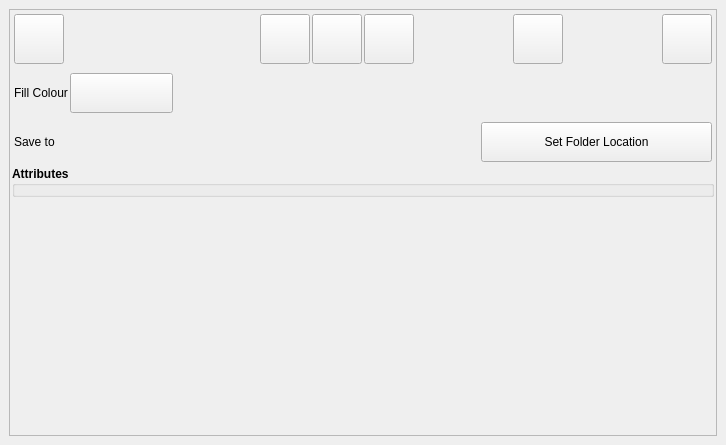
First picture: the form in digital_sketch_mapping_tool_dockwidget_base.ui, repository Esk-Spatial/QGIS_forest_health_sketch_tool, before the edit.
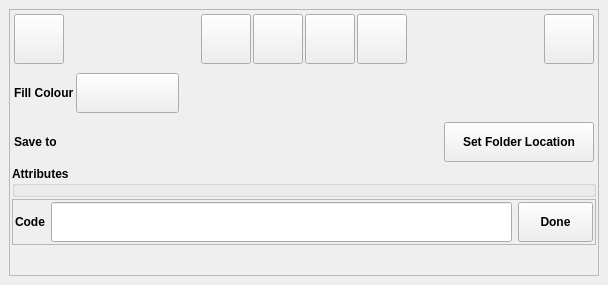
Second picture: the form after the edit. Icons and pictures are not drawn. Custom widgets are drawn as their Qt base class.

Commit message: updated to be able to save after done is clicked

```diff
--- a/digital_sketch_mapping_tool_dockwidget_base.ui
+++ b/digital_sketch_mapping_tool_dockwidget_base.ui
@@ -6,15 +6,15 @@
    <rect>
     <x>0</x>
     <y>0</y>
-    <width>726</width>
-    <height>445</height>
+    <width>608</width>
+    <height>285</height>
    </rect>
   </property>
   <property name="windowTitle">
    <string>Digital Sketch Mapping Tool</string>
   </property>
   <widget class="QWidget" name="dockWidgetContents">
-   <layout class="QVBoxLayout" name="verticalLayout_2">
+   <layout class="QHBoxLayout" name="horizontalLayout_5">
     <item>
      <widget class="QFrame" name="frame_4">
       <property name="frameShape">
@@ -111,89 +111,6 @@
             </property>
            </spacer>
           </item>
-          <item>
-           <spacer name="horizontalSpacer_4">
-            <property name="orientation">
-             <enum>Qt::Horizontal</enum>
-            </property>
-            <property name="sizeHint" stdset="0">
-             <size>
-              <width>40</width>
-              <height>20</height>
-             </size>
-            </property>
-           </spacer>
-          </item>
-          <item>
-           <widget class="QPushButton" name="linePushButton">
-            <property name="minimumSize">
-             <size>
-              <width>50</width>
-              <height>50</height>
-             </size>
-            </property>
-            <property name="maximumSize">
-             <size>
-              <width>50</width>
-              <height>50</height>
-             </size>
-            </property>
-            <property name="toolTip">
-             <string>&lt;html&gt;&lt;head/&gt;&lt;body&gt;&lt;p&gt;&lt;span style=&quot; font-size:9pt;&quot;&gt;Line Feature&lt;/span&gt;&lt;/p&gt;&lt;/body&gt;&lt;/html&gt;</string>
-            </property>
-            <property name="text">
-             <string/>
-            </property>
-            <property name="icon">
-             <iconset>
-              <normaloff>icons/buttons/line.svg</normaloff>icons/buttons/line.svg</iconset>
-            </property>
-            <property name="iconSize">
-             <size>
-              <width>35</width>
-              <height>35</height>
-             </size>
-            </property>
-            <property name="checkable">
-             <bool>true</bool>
-            </property>
-           </widget>
-          </item>
-          <item>
-           <widget class="QPushButton" name="pointPushButton">
-            <property name="minimumSize">
-             <size>
-              <width>50</width>
-              <height>50</height>
-             </size>
-            </property>
-            <property name="maximumSize">
-             <size>
-              <width>50</width>
-              <height>50</height>
-             </size>
-            </property>
-            <property name="toolTip">
-             <string>&lt;html&gt;&lt;head/&gt;&lt;body&gt;&lt;p&gt;&lt;span style=&quot; font-size:9pt;&quot;&gt;Point Feature&lt;/span&gt;&lt;/p&gt;&lt;/body&gt;&lt;/html&gt;</string>
-            </property>
-            <property name="text">
-             <string/>
-            </property>
-            <property name="icon">
-             <iconset>
-              <normaloff>icons/buttons/point.svg</normaloff>icons/buttons/point.svg</iconset>
-            </property>
-            <property name="iconSize">
-             <size>
-              <width>35</width>
-              <height>35</height>
-             </size>
-            </property>
-            <property name="checkable">
-             <bool>true</bool>
-            </property>
-           </widget>
-          </item>
           <item>
            <widget class="QPushButton" name="polygonPushButton">
             <property name="minimumSize">
@@ -233,17 +150,74 @@
            </widget>
           </item>
           <item>
-           <spacer name="horizontalSpacer_6">
-            <property name="orientation">
-             <enum>Qt::Horizontal</enum>
+           <widget class="QPushButton" name="pointPushButton">
+            <property name="minimumSize">
+             <size>
+              <width>50</width>
+              <height>50</height>
+             </size>
             </property>
-            <property name="sizeHint" stdset="0">
+            <property name="maximumSize">
              <size>
-              <width>40</width>
-              <height>20</height>
+              <width>50</width>
+              <height>50</height>
              </size>
             </property>
-           </spacer>
+            <property name="toolTip">
+             <string>&lt;html&gt;&lt;head/&gt;&lt;body&gt;&lt;p&gt;&lt;span style=&quot; font-size:9pt;&quot;&gt;Point Feature&lt;/span&gt;&lt;/p&gt;&lt;/body&gt;&lt;/html&gt;</string>
+            </property>
+            <property name="text">
+             <string/>
+            </property>
+            <property name="icon">
+             <iconset>
+              <normaloff>icons/buttons/point.svg</normaloff>icons/buttons/point.svg</iconset>
+            </property>
+            <property name="iconSize">
+             <size>
+              <width>35</width>
+              <height>35</height>
+             </size>
+            </property>
+            <property name="checkable">
+             <bool>true</bool>
+            </property>
+           </widget>
+          </item>
+          <item>
+           <widget class="QPushButton" name="linePushButton">
+            <property name="minimumSize">
+             <size>
+              <width>50</width>
+              <height>50</height>
+             </size>
+            </property>
+            <property name="maximumSize">
+             <size>
+              <width>50</width>
+              <height>50</height>
+             </size>
+            </property>
+            <property name="toolTip">
+             <string>&lt;html&gt;&lt;head/&gt;&lt;body&gt;&lt;p&gt;&lt;span style=&quot; font-size:9pt;&quot;&gt;Line Feature&lt;/span&gt;&lt;/p&gt;&lt;/body&gt;&lt;/html&gt;</string>
+            </property>
+            <property name="text">
+             <string/>
+            </property>
+            <property name="icon">
+             <iconset>
+              <normaloff>icons/buttons/line.svg</normaloff>icons/buttons/line.svg</iconset>
+            </property>
+            <property name="iconSize">
+             <size>
+              <width>35</width>
+              <height>35</height>
+             </size>
+            </property>
+            <property name="checkable">
+             <bool>true</bool>
+            </property>
+           </widget>
           </item>
           <item>
            <widget class="QPushButton" name="notesPushButton">
@@ -363,8 +337,8 @@
             <property name="font">
              <font>
               <pointsize>9</pointsize>
-              <weight>50</weight>
-              <bold>false</bold>
+              <weight>75</weight>
+              <bold>true</bold>
              </font>
             </property>
             <property name="text">
@@ -456,8 +430,8 @@
             <property name="font">
              <font>
               <pointsize>9</pointsize>
-              <weight>50</weight>
-              <bold>false</bold>
+              <weight>75</weight>
+              <bold>true</bold>
              </font>
             </property>
             <property name="text">
@@ -494,21 +468,21 @@
            <widget class="QPushButton" name="setFolderPushButton">
             <property name="minimumSize">
              <size>
-              <width>0</width>
+              <width>150</width>
               <height>40</height>
              </size>
             </property>
             <property name="maximumSize">
              <size>
-              <width>16777215</width>
+              <width>150</width>
               <height>40</height>
              </size>
             </property>
             <property name="font">
              <font>
               <pointsize>9</pointsize>
-              <weight>50</weight>
-              <bold>false</bold>
+              <weight>75</weight>
+              <bold>true</bold>
              </font>
             </property>
             <property name="text">
@@ -550,6 +524,108 @@
          </layout>
         </widget>
        </item>
+       <item>
+        <widget class="QFrame" name="frame">
+         <property name="font">
+          <font>
+           <pointsize>9</pointsize>
+          </font>
+         </property>
+         <property name="frameShape">
+          <enum>QFrame::StyledPanel</enum>
+         </property>
+         <property name="frameShadow">
+          <enum>QFrame::Raised</enum>
+         </property>
+         <layout class="QHBoxLayout" name="horizontalLayout_4">
+          <property name="leftMargin">
+           <number>2</number>
+          </property>
+          <property name="topMargin">
+           <number>2</number>
+          </property>
+          <property name="rightMargin">
+           <number>2</number>
+          </property>
+          <property name="bottomMargin">
+           <number>2</number>
+          </property>
+          <item>
+           <widget class="QLabel" name="label">
+            <property name="minimumSize">
+             <size>
+              <width>0</width>
+              <height>40</height>
+             </size>
+            </property>
+            <property name="maximumSize">
+             <size>
+              <width>16777215</width>
+              <height>40</height>
+             </size>
+            </property>
+            <property name="font">
+             <font>
+              <pointsize>9</pointsize>
+              <weight>75</weight>
+              <bold>true</bold>
+             </font>
+            </property>
+            <property name="text">
+             <string>Code</string>
+            </property>
+           </widget>
+          </item>
+          <item>
+           <widget class="QLineEdit" name="lineEdit">
+            <property name="minimumSize">
+             <size>
+              <width>0</width>
+              <height>40</height>
+             </size>
+            </property>
+            <property name="maximumSize">
+             <size>
+              <width>16777215</width>
+              <height>40</height>
+             </size>
+            </property>
+            <property name="font">
+             <font>
+              <pointsize>9</pointsize>
+             </font>
+            </property>
+           </widget>
+          </item>
+          <item>
+           <widget class="QPushButton" name="donePushButton">
+            <property name="minimumSize">
+             <size>
+              <width>75</width>
+              <height>40</height>
+             </size>
+            </property>
+            <property name="maximumSize">
+             <size>
+              <width>75</width>
+              <height>40</height>
+             </size>
+            </property>
+            <property name="font">
+             <font>
+              <pointsize>9</pointsize>
+              <weight>75</weight>
+              <bold>true</bold>
+             </font>
+            </property>
+            <property name="text">
+             <string>Done</string>
+            </property>
+           </widget>
+          </item>
+         </layout>
+        </widget>
+       </item>
        <item>
         <spacer name="verticalSpacer">
          <property name="orientation">
```
Left out of the diff: 12 changed lines with no effect on the pictures. The commit also changes 6 other files.
